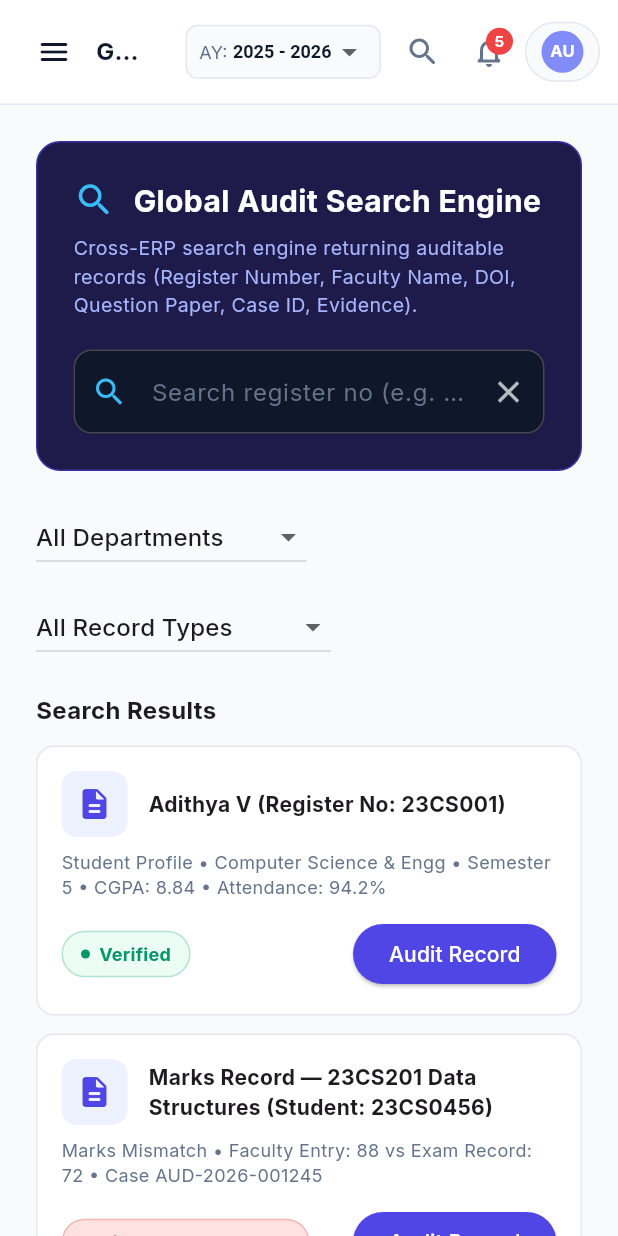
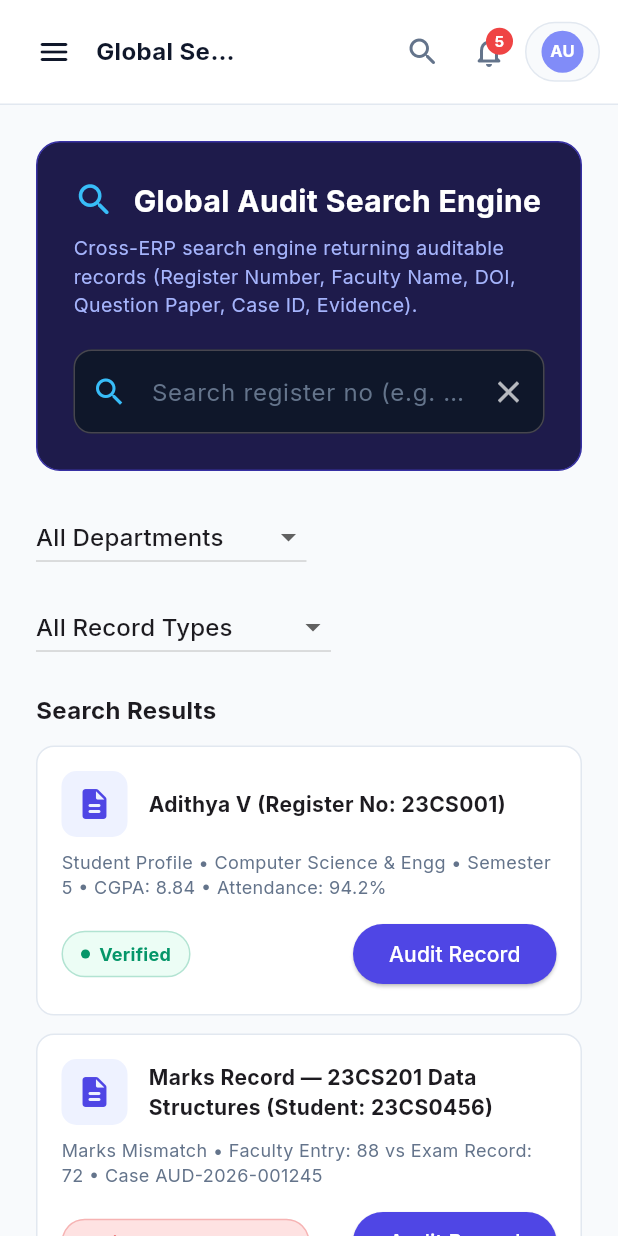
Before and after one commit to dharanya011/auditor-module, a Flutter app: the screen it shows after launch, scrolled down 576 dp, after a tap on the "search" icon, on a phone screen of 412 x 824 dp. Run offline on Flutter 3.47's test engine with Material 3 defaults, Android fonts, the phone set to English and light mode, and no system bars; our stand-ins replace fl_chart, google_fonts.

Commit message:
feat: relocate Academic Year selector to Dashboard, expand center search bar, and fix full KPI card title wrapping without truncation

```diff
--- a/lib/views/dashboard_view.dart
+++ b/lib/views/dashboard_view.dart
@@ -61,14 +61,123 @@ class DashboardView extends StatelessWidget {
     return ListView(
       padding: const EdgeInsets.all(24),
       children: [
+        // Dashboard Header & Academic Year Selector
+        LayoutBuilder(
+          builder: (context, constraints) {
+            final isMobile = constraints.maxWidth < 600;
+            if (isMobile) {
+              return Column(
+                crossAxisAlignment: CrossAxisAlignment.start,
+                children: [
+                  const Text(
+                    'Auditor Dashboard',
+                    style: TextStyle(fontSize: 20, fontWeight: FontWeight.bold, color: AppColors.textPrimary),
+                  ),
+                  const SizedBox(height: 2),
+                  const Text(
+                    'Real-time academic audit compliance & verification summary',
+                    style: TextStyle(fontSize: 12, color: AppColors.textSecondary),
+                  ),
+                  const SizedBox(height: 12),
+                  Container(
+                    padding: const EdgeInsets.symmetric(horizontal: 12, vertical: 6),
+                    decoration: BoxDecoration(
+                      color: Colors.white,
+                      borderRadius: BorderRadius.circular(8),
+                      border: Border.all(color: AppColors.border),
+                    ),
+                    child: Row(
+                      mainAxisSize: MainAxisSize.min,
+                      children: [
+                        const Icon(Icons.calendar_today_rounded, size: 14, color: AppColors.accent),
+                        const SizedBox(width: 8),
+                        const Text('Academic Year: ', style: TextStyle(color: AppColors.textSecondary, fontSize: 12, fontWeight: FontWeight.w500)),
+                        DropdownButtonHideUnderline(
+                          child: DropdownButton<String>(
+                            value: state.selectedAcademicYear,
+                            isDense: true,
+                            style: const TextStyle(color: AppColors.textPrimary, fontWeight: FontWeight.bold, fontSize: 12),
+                            items: const [
+                              DropdownMenuItem(value: '2025 - 2026', child: Text('2025 - 2026')),
+                              DropdownMenuItem(value: '2024 - 2025', child: Text('2024 - 2025')),
+                              DropdownMenuItem(value: '2023 - 2024', child: Text('2023 - 2024')),
+                            ],
+                            onChanged: (val) {
+                              if (val != null) state.setSelectedAcademicYear(val);
+                            },
+                          ),
+                        ),
+                      ],
+                    ),
+                  ),
+                ],
+              );
+            }
+            return Row(
+              mainAxisAlignment: MainAxisAlignment.spaceBetween,
+              children: [
+                const Column(
+                  crossAxisAlignment: CrossAxisAlignment.start,
+                  children: [
+                    Text(
+                      'Auditor Dashboard',
+                      style: TextStyle(fontSize: 20, fontWeight: FontWeight.bold, color: AppColors.textPrimary),
+                    ),
+                    SizedBox(height: 2),
+                    Text(
+                      'Real-time academic audit compliance & verification summary',
+                      style: TextStyle(fontSize: 12, color: AppColors.textSecondary),
+                    ),
+                  ],
+                ),
+                Container(
+                  padding: const EdgeInsets.symmetric(horizontal: 12, vertical: 6),
+                  decoration: BoxDecoration(
+                    color: Colors.white,
+                    borderRadius: BorderRadius.circular(8),
+                    border: Border.all(color: AppColors.border),
+                    boxShadow: const [
+                      BoxShadow(color: Color(0x05000000), blurRadius: 4, offset: Offset(0, 2)),
+                    ],
+                  ),
+                  child: Row(
+                    children: [
+                      const Icon(Icons.calendar_today_rounded, size: 14, color: AppColors.accent),
+                      const SizedBox(width: 8),
+                      const Text('Academic Year: ', style: TextStyle(color: AppColors.textSecondary, fontSize: 12, fontWeight: FontWeight.w500)),
+                      DropdownButtonHideUnderline(
+                        child: DropdownButton<String>(
+                          value: state.selectedAcademicYear,
+                          isDense: true,
+                          style: const TextStyle(color: AppColors.textPrimary, fontWeight: FontWeight.bold, fontSize: 12),
+                          items: const [
+                            DropdownMenuItem(value: '2025 - 2026', child: Text('2025 - 2026')),
+                            DropdownMenuItem(value: '2024 - 2025', child: Text('2024 - 2025')),
+                            DropdownMenuItem(value: '2023 - 2024', child: Text('2023 - 2024')),
+                          ],
+                          onChanged: (val) {
+                            if (val != null) state.setSelectedAcademicYear(val);
+                          },
+                        ),
+                      ),
+                    ],
+                  ),
+                ),
+              ],
+            );
+          },
+        ),
+
+        const SizedBox(height: 20),
+
         // 6 Top KPI Cards Row
         LayoutBuilder(
           builder: (context, constraints) {
-            final count = constraints.maxWidth > 1200 ? 6 : (constraints.maxWidth > 800 ? 3 : 2);
+            final count = constraints.maxWidth > 1200 ? 6 : (constraints.maxWidth > 700 ? 3 : (constraints.maxWidth > 380 ? 2 : 1));
             final double cellWidth = (constraints.maxWidth - (count - 1) * 16) / count;
             final double aspectRatio = count == 6
-                ? (cellWidth / 115)
-                : (count == 3 ? cellWidth / 125 : cellWidth / 120);
+                ? (cellWidth / 125)
+                : (count == 3 ? cellWidth / 115 : (count == 2 ? cellWidth / 115 : cellWidth / 95));
             return GridView.builder(
               shrinkWrap: true,
               physics: const NeverScrollableScrollPhysics(),
@@ -107,9 +216,6 @@ class DashboardView extends StatelessWidget {
                 child: Column(
                   crossAxisAlignment: CrossAxisAlignment.start,
                   children: [
-                    Row(
-                      mainAxisAlignment: MainAxisAlignment.spaceBetween,
-                      children: [
                     const Text(
                       'Audit Progress Overview',
                       style: TextStyle(
@@ -117,19 +223,6 @@ class DashboardView extends StatelessWidget {
                         fontSize: 16,
                         fontWeight: FontWeight.bold,
                       ),
-                        ),
-                        OutlinedButton.icon(
-                          onPressed: () => state.setActiveModule('Audit Full Report'),
-                          icon: const Icon(Icons.assessment_outlined, size: 14),
-                          label: const Text('View Full Report', style: TextStyle(fontSize: 12, fontWeight: FontWeight.bold)),
-                          style: OutlinedButton.styleFrom(
-                            padding: const EdgeInsets.symmetric(horizontal: 12, vertical: 8),
-                            side: const BorderSide(color: AppColors.accent),
-                            foregroundColor: AppColors.accent,
-                            shape: RoundedRectangleBorder(borderRadius: BorderRadius.circular(8)),
-                          ),
-                        ),
-                      ],
                     ),
                     const SizedBox(height: 20),
 
--- a/lib/widgets/header.dart
+++ b/lib/widgets/header.dart
@@ -71,53 +71,54 @@ class Header extends StatelessWidget {
             ),
           ),
 
+          // Center Search Bar (Prominent & Wider on Desktop / Tablet)
+          if (!isMobile)
+            Expanded(
+              child: Padding(
+                padding: const EdgeInsets.symmetric(horizontal: 20),
+                child: Center(
+                  child: Container(
+                    constraints: const BoxConstraints(maxWidth: 360),
+                    height: 38,
+                    decoration: BoxDecoration(
+                      color: AppColors.background,
+                      borderRadius: BorderRadius.circular(20),
+                      border: Border.all(color: AppColors.border),
+                    ),
+                    child: InkWell(
+                      onTap: () => state.setActiveModule('Global Search'),
+                      borderRadius: BorderRadius.circular(20),
+                      child: const Padding(
+                        padding: EdgeInsets.symmetric(horizontal: 14),
+                        child: Row(
+                          children: [
+                            Icon(Icons.search_rounded, size: 18, color: AppColors.accent),
+                            SizedBox(width: 8),
+                            Expanded(
+                              child: Text(
+                                'Search audit records, student ID, subjects...',
+                                style: TextStyle(color: AppColors.textSecondary, fontSize: 12),
+                                overflow: TextOverflow.ellipsis,
+                              ),
+                            ),
+                            Icon(Icons.tune_rounded, size: 14, color: AppColors.textSecondary),
+                          ],
+                        ),
+                      ),
+                    ),
+                  ),
+                ),
+              ),
+            )
+          else
             const Spacer(),
 
-          // Right-side controls (responsive, no horizontal scrolling required)
+          // Right-side controls
           Row(
             mainAxisSize: MainAxisSize.min,
             children: [
-              // 1. Academic Year Dropdown
-              Container(
-                padding: EdgeInsets.symmetric(horizontal: isMobile ? 8 : 12, vertical: 5),
-                decoration: BoxDecoration(
-                  color: AppColors.background,
-                  borderRadius: BorderRadius.circular(8),
-                  border: Border.all(color: AppColors.border),
-                ),
-                child: Row(
-                  mainAxisSize: MainAxisSize.min,
-                  children: [
-                    Text(
-                      isMobile ? 'AY: ' : 'Academic Year : ',
-                      style: const TextStyle(color: AppColors.textSecondary, fontSize: 12),
-                    ),
-                    DropdownButtonHideUnderline(
-                      child: DropdownButton<String>(
-                        value: state.selectedAcademicYear,
-                        isDense: true,
-                        style: const TextStyle(
-                          color: AppColors.textPrimary,
-                          fontWeight: FontWeight.bold,
-                          fontSize: 12,
-                        ),
-                        items: const [
-                          DropdownMenuItem(value: '2025 - 2026', child: Text('2025 - 2026')),
-                          DropdownMenuItem(value: '2024 - 2025', child: Text('2024 - 2025')),
-                          DropdownMenuItem(value: '2023 - 2024', child: Text('2023 - 2024')),
-                        ],
-                        onChanged: (val) {
-                          if (val != null) state.setSelectedAcademicYear(val);
-                        },
-                      ),
-                    ),
-                  ],
-                ),
-              ),
-
-              SizedBox(width: isMobile ? 4 : 10),
-
-              // 2. Search button trigger
+              // Mobile Search Trigger Button
+              if (isMobile)
                 IconButton(
                   onPressed: () {
                     state.setActiveModule('Global Search');
@@ -126,7 +127,7 @@ class Header extends StatelessWidget {
                   tooltip: 'Global Search',
                 ),
 
-              // 3. Notifications Bell Popover
+              // Notifications Bell Popover
               PopupMenuButton<String>(
                 tooltip: 'Audit Notifications',
                 offset: const Offset(0, 50),
--- a/lib/widgets/kpi_card.dart
+++ b/lib/widgets/kpi_card.dart
@@ -57,9 +57,10 @@ class KPICard extends StatelessWidget {
                           color: AppColors.textSecondary,
                           fontSize: 11,
                           fontWeight: FontWeight.w600,
+                          height: 1.25,
                         ),
-                        maxLines: 1,
-                        overflow: TextOverflow.ellipsis,
+                        maxLines: 2,
+                        softWrap: true,
                       ),
                     ),
                     if (onTap != null)
```
Lines whose indentation alone changed are shown as unchanged.
